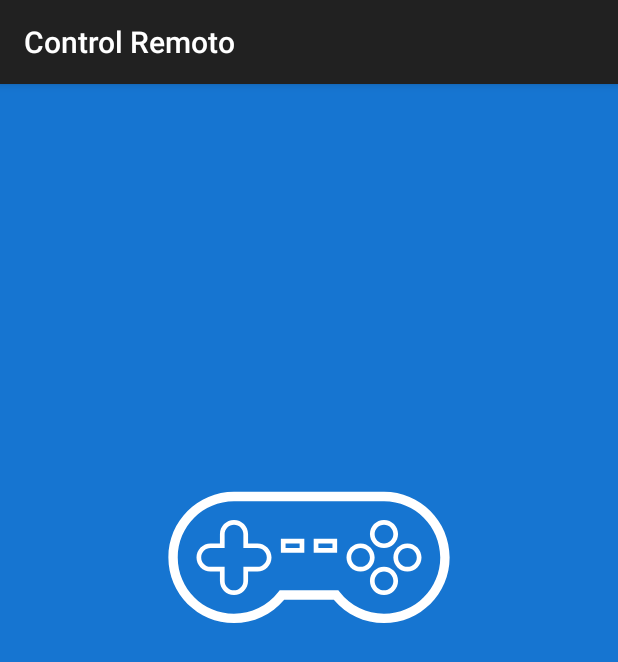
After one commit to germantellezv/ControlRemoto, an Android app: the SplashScreen screen opened directly, with no data from a screen before it, on a phone screen of 412 x 824 dp. The commit adds this screen. Shown: the top 662 px of the screen. Run offline under Robolectric (Android 15) with nearby library versions, the phone set to English and light mode, and no system bars.

Commit message:
Ya funciona el Splash Screen

```diff
--- /dev/null
+++ b/app/src/main/java/com/example/controlremoto/SplashScreen.kt
@@ -0,0 +1,42 @@
+package com.example.controlremoto
+
+import android.content.Intent
+import androidx.appcompat.app.AppCompatActivity
+import android.os.Bundle
+import android.os.Handler
+
+class SplashScreen : AppCompatActivity() {
+
+    private var mDelayHandler: Handler? = null
+    private val SPLASH_DELAY: Long = 2000 //2 seconds
+
+    internal val mRunnable: Runnable = Runnable {
+        if (!isFinishing) {
+
+            val intent = Intent(applicationContext, MainActivity::class.java)
+            startActivity(intent)
+            finish()
+        }
+    }
+
+    override fun onCreate(savedInstanceState: Bundle?) {
+        super.onCreate(savedInstanceState)
+        setContentView(R.layout.activity_splash_screen)
+
+        //Initialize the Handler
+        mDelayHandler = Handler()
+
+        //Navigate with delay
+        mDelayHandler!!.postDelayed(mRunnable, SPLASH_DELAY)
+
+    }
+
+    public override fun onDestroy() {
+
+        if (mDelayHandler != null) {
+            mDelayHandler!!.removeCallbacks(mRunnable)
+        }
+
+        super.onDestroy()
+    }
+}
--- /dev/null
+++ b/app/src/main/res/drawable/ic_joystick.xml
@@ -0,0 +1,11 @@
+<vector android:height="24dp" android:viewportHeight="64"
+    android:viewportWidth="64" android:width="24dp" xmlns:android="http://schemas.android.com/apk/res/android">
+    <path android:fillColor="#37474F" android:pathData="M16,30c1.1,0 2,0.9 2,2v3h3c1.1,0 2,0.9 2,2s-0.9,2 -2,2h-3v3c0,1.1 -0.9,2 -2,2s-2,-0.9 -2,-2v-3h-3c-1.1,0 -2,-0.9 -2,-2s0.9,-2 2,-2h3v-3C14,30.9 14.9,30 16,30L16,30zM16,29c-1.654,0 -3,1.346 -3,3v2h-2c-1.654,0 -3,1.346 -3,3s1.346,3 3,3h2v2c0,1.654 1.346,3 3,3s3,-1.346 3,-3v-2h2c1.654,0 3,-1.346 3,-3s-1.346,-3 -3,-3h-2v-2C19,30.346 17.654,29 16,29L16,29z"/>
+    <path android:fillColor="#37474F" android:pathData="M48,39c-1.657,0 -3,1.342 -3,3s1.343,3 3,3s3,-1.342 3,-3S49.657,39 48,39zM48,44c-1.104,0 -2,-0.896 -2,-2s0.896,-2 2,-2s2,0.896 2,2S49.104,44 48,44z"/>
+    <path android:fillColor="#37474F" android:pathData="M48,29c-1.657,0 -3,1.342 -3,3s1.343,3 3,3s3,-1.342 3,-3S49.657,29 48,29zM48,34c-1.104,0 -2,-0.896 -2,-2s0.896,-2 2,-2s2,0.896 2,2S49.104,34 48,34z"/>
+    <path android:fillColor="#37474F" android:pathData="M43,34c-1.657,0 -3,1.342 -3,3s1.343,3 3,3s3,-1.342 3,-3S44.657,34 43,34zM43,39c-1.104,0 -2,-0.896 -2,-2s0.896,-2 2,-2s2,0.896 2,2S44.104,39 43,39z"/>
+    <path android:fillColor="#37474F" android:pathData="M53,34c-1.657,0 -3,1.342 -3,3s1.343,3 3,3s3,-1.342 3,-3S54.657,34 53,34zM53,39c-1.104,0 -2,-0.896 -2,-2s0.896,-2 2,-2s2,0.896 2,2S54.104,39 53,39z"/>
+    <path android:fillColor="#37474F" android:pathData="M48,51c-4.16,0 -8.035,-1.816 -10.709,-5H26.709C24.035,49.184 20.16,51 16,51C8.28,51 2,44.72 2,37s6.28,-14 14,-14h32c7.72,0 14,6.28 14,14S55.72,51 48,51zM25.745,44h12.51l0.3,0.383C40.853,47.317 44.295,49 48,49c6.617,0 12,-5.383 12,-12s-5.383,-12 -12,-12H16C9.383,25 4,30.383 4,37s5.383,12 12,12c3.705,0 7.147,-1.683 9.445,-4.617L25.745,44z"/>
+    <path android:fillColor="#37474F" android:pathData="M26,33v3h5v-3H26zM30,35h-3v-1h3V35z"/>
+    <path android:fillColor="#37474F" android:pathData="M33,33v3h5v-3H33zM37,35h-3v-1h3V35z"/>
+</vector>
--- /dev/null
+++ b/app/src/main/res/layout/activity_splash_screen.xml
@@ -0,0 +1,22 @@
+<?xml version="1.0" encoding="utf-8"?>
+<LinearLayout
+        xmlns:android="http://schemas.android.com/apk/res/android"
+        xmlns:tools="http://schemas.android.com/tools"
+        xmlns:app="http://schemas.android.com/apk/res-auto"
+        android:background="@color/secondaryColor"
+        android:orientation="vertical"
+        android:layout_width="match_parent"
+        android:layout_height="match_parent"
+        tools:context=".SplashScreen">
+
+    <ImageView
+            android:id="@+id/ic_joystick"
+            android:src="@drawable/ic_joystick"
+            android:layout_width="200dp"
+            android:layout_height="200dp"
+            android:layout_gravity="center"
+            android:layout_marginTop="200dp"
+            android:tint="@color/whiteColor"
+    />
+
+</LinearLayout>
```
Also changed, not shown: app/src/main/AndroidManifest.xml (+7 -5 lines), app/src/main/res/layout/activity_main.xml (+20 -20 lines).
